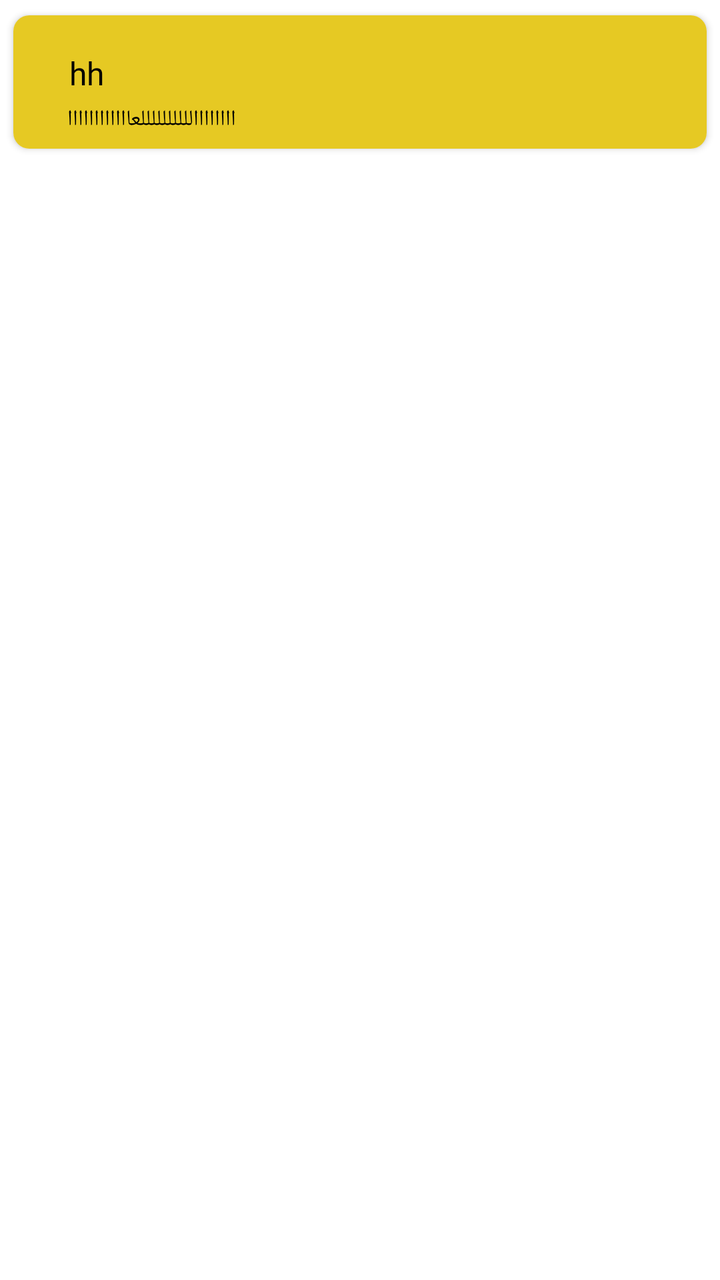
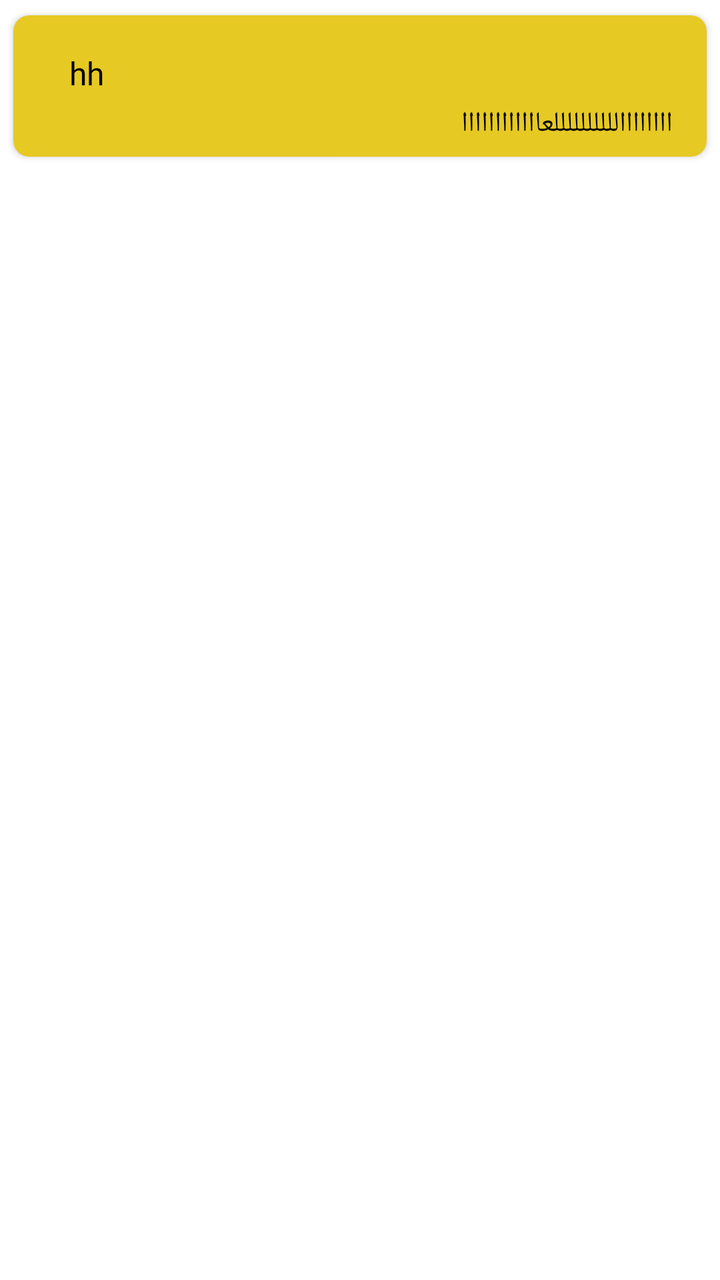

The first picture is an Android layout as it rendered before a commit; the second is the same layout after the commit. The layout source and the unified diff follow.
<!-- AndroidManifest.xml: application theme Theme.NewDesign -->
<!-- res/layout/item_layout_notifications.xml -->
<?xml version="1.0" encoding="utf-8"?>
<layout xmlns:android="http://schemas.android.com/apk/res/android"
    xmlns:app="http://schemas.android.com/apk/res-auto">

    <androidx.constraintlayout.widget.ConstraintLayout
        android:layout_width="match_parent"
        android:layout_height="wrap_content"
        android:padding="2dp"
        >

        <androidx.cardview.widget.CardView
            android:id="@+id/cardview"
            android:layout_width="match_parent"
            android:layout_height="wrap_content"
            app:cardCornerRadius="8dp"
            app:cardUseCompatPadding="true"
            app:layout_constraintEnd_toEndOf="parent"
            app:layout_constraintStart_toStartOf="parent"
            app:layout_constraintTop_toTopOf="parent">

            <androidx.constraintlayout.widget.ConstraintLayout
                android:id="@+id/layout_services"
                android:layout_width="match_parent"
                android:layout_height="match_parent"
                android:background="@color/yellow"
                android:padding="5dp">

                <androidx.constraintlayout.widget.ConstraintLayout
                    android:id="@+id/layout_doctorsDetail"
                    android:layout_width="match_parent"
                    android:layout_height="wrap_content"
                    android:layout_margin="10dp"
                    app:layout_constraintEnd_toEndOf="parent"
                    app:layout_constraintStart_toStartOf="parent"
                    app:layout_constraintTop_toTopOf="parent">


                    <androidx.appcompat.widget.AppCompatTextView
                        android:id="@+id/tv_title"
                        android:layout_width="0dp"
                        android:layout_height="wrap_content"
                        android:layout_marginStart="10dp"
                        android:fontFamily="@font/avenirltstd_black"
                        android:gravity="start"
                        android:padding="3dp"
                        android:text="hh"
                        android:textColor="@color/black"
                        android:textSize="16sp"
                        app:layout_constraintStart_toStartOf="parent"
                        app:layout_constraintTop_toTopOf="parent" />

                    <androidx.appcompat.widget.AppCompatTextView
                        android:id="@+id/tv_specialistName"
                        android:layout_width="0dp"
                        android:layout_height="wrap_content"
                        android:layout_marginStart="10dp"
                        android:fontFamily="@font/avenirltstd_roman"
                        android:gravity="start"
                        android:padding="2dp"
                        android:text="ااااااااللللللللللعاااااااااااا"
                        android:textColor="@color/black"
                        android:textSize="11sp"
                        android:layout_marginBottom="@dimen/_5sdp"
                        app:layout_constraintBottom_toBottomOf="parent"
                        app:layout_constraintStart_toStartOf="parent"
                        app:layout_constraintTop_toBottomOf="@+id/tv_title" />

                </androidx.constraintlayout.widget.ConstraintLayout>








            </androidx.constraintlayout.widget.ConstraintLayout>
        </androidx.cardview.widget.CardView>


    </androidx.constraintlayout.widget.ConstraintLayout>

</layout>
<!-- resources referenced by this layout -->
<resources>
  <color name="black">#FF000000</color>
  <color name="yellow">#E6C923</color>
  <style name="Theme.NewDesign" parent="Theme.MaterialComponents.Light.NoActionBar">
          
          <item name="colorPrimary">@color/purple_500</item>
          <item name="colorPrimaryVariant">@color/purple_700</item>
          <item name="colorOnPrimary">@color/white</item>
          
          <item name="colorSecondary">#0639BA</item>
          <item name="colorSecondaryVariant">@color/teal_700</item>
          <item name="colorOnSecondary">@color/black</item>
          
          <item name="android:statusBarColor">?attr/colorPrimaryVariant</item>
          
      </style>
  <color name="purple_500">#AEB3BE</color>
  <color name="purple_700">#FF3700B3</color>
  <color name="white">#FFFFFFFF</color>
  <color name="teal_700">#FF018786</color>
</resources>

<!-- the commit's change to res/layout/item_layout_notifications.xml (unified diff, before → after) -->
@@ -46,6 +46,7 @@
                         android:text="hh"
                         android:textColor="@color/black"
                         android:textSize="16sp"
+                        app:layout_constraintEnd_toEndOf="parent"
                         app:layout_constraintStart_toStartOf="parent"
                         app:layout_constraintTop_toTopOf="parent" />
 
@@ -59,10 +60,11 @@
                         android:padding="2dp"
                         android:text="ااااااااللللللللللعاااااااااااا"
                         android:textColor="@color/black"
-                        android:textSize="11sp"
+                        android:textSize="14sp"
                         android:layout_marginBottom="@dimen/_5sdp"
                         app:layout_constraintBottom_toBottomOf="parent"
                         app:layout_constraintStart_toStartOf="parent"
+                        app:layout_constraintEnd_toEndOf="parent"
                         app:layout_constraintTop_toBottomOf="@+id/tv_title" />
 
                 </androidx.constraintlayout.widget.ConstraintLayout>
